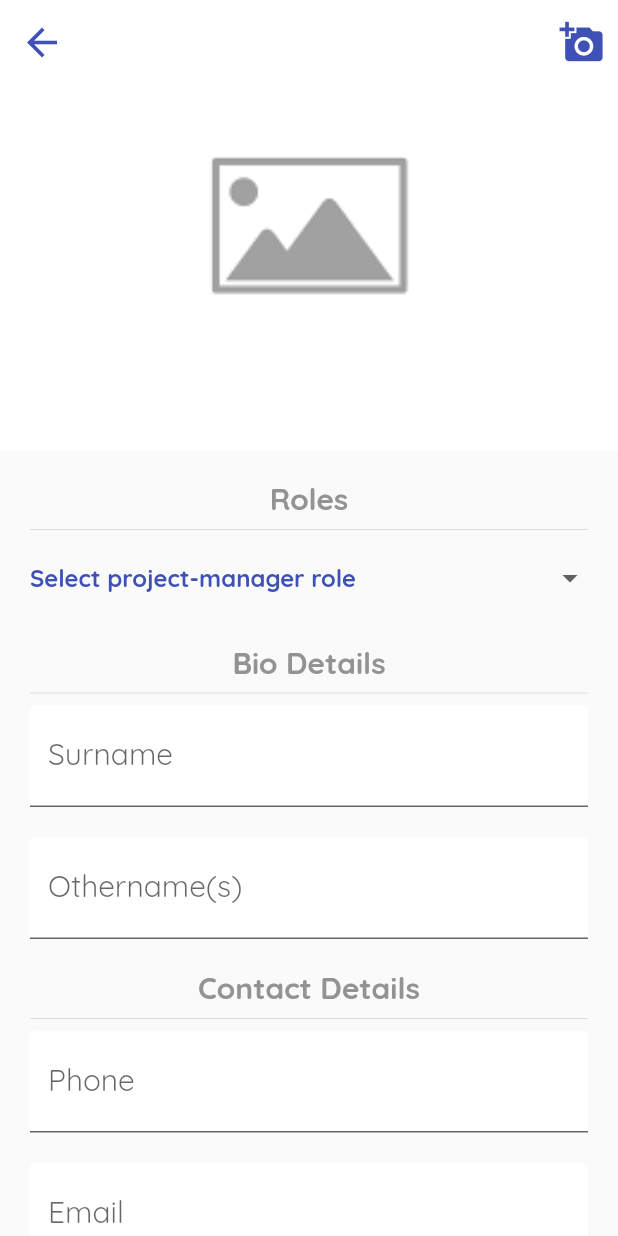
After one commit to kwado-tech/project-management, a Flutter app: the AdminProjectManagerFormPage screen opened by its route, on a phone screen of 412 x 824 dp. The commit adds this screen. Run offline on Flutter 3.47's test engine with Material 2 defaults, Android fonts, the phone set to English and light mode, and no system bars.

Commit message:
Created admin-project-manager-form page & admin-project-manager-form, Created a named route to admin-project-manager-form page

```diff
--- a/lib/main.dart
+++ b/lib/main.dart
@@ -1,4 +1,5 @@
 import 'package:flutter/material.dart';
+import 'package:project_manager/pages/admin_module/admin_project_manager_form/admin_project_manager_form_page.dart';
 import 'package:project_manager/pages/admin_module/admin_project_managers/admin_project_managers_page.dart';
 import 'package:project_manager/pages/admin_module/admin_supervisor_form/admin_supervisor_form_page.dart';
 import 'package:project_manager/pages/admin_module/admin_supervisors/admin_supervisors_page.dart';
@@ -29,6 +30,8 @@ class MyApp extends StatelessWidget {
             AdminZonesPage(),
         '/admin-project-managers': (BuildContext context) =>
             AdminProjectManagersPage(),
+        '/admin-project-manager-form': (BuildContext context) =>
+            AdminProjectManagerFormPage(),
         '/admin-supervisors': (BuildContext context) => AdminSupervisorsPage(),
         '/admin-supervisor-form': (BuildContext context) => AdminSupervisorFormPage()
       },
--- /dev/null
+++ b/lib/pages/admin_module/admin_project_manager_form/admin_project_manager_form_page.dart
@@ -0,0 +1,25 @@
+import 'package:flutter/material.dart';
+import 'package:project_manager/pages/admin_module/admin_project_manager_form/widgets/admin_project_manager_form.dart';
+
+class AdminProjectManagerFormPage extends StatefulWidget {
+  @override
+  _AdminProjectManagerFormPageState createState() => _AdminProjectManagerFormPageState();
+}
+
+class _AdminProjectManagerFormPageState extends State<AdminProjectManagerFormPage> {
+
+  AdminProjectManagerForm _adminProjectManagerForm;
+
+  @override
+  void initState() {
+    _adminProjectManagerForm = AdminProjectManagerForm();
+    super.initState();
+  }
+
+  @override
+  Widget build(BuildContext context) {
+    return Scaffold(
+      body: _adminProjectManagerForm,
+    );
+  }
+}
--- /dev/null
+++ b/lib/pages/admin_module/admin_project_manager_form/widgets/admin_project_manager_form.dart
@@ -0,0 +1,208 @@
+import 'package:flutter/material.dart';
+import 'package:project_manager/theme/theme_colors.dart';
+
+class AdminProjectManagerForm extends StatefulWidget {
+  @override
+  _AdminProjectManagerFormState createState() => _AdminProjectManagerFormState();
+}
+
+class _AdminProjectManagerFormState extends State<AdminProjectManagerForm> {
+  List<String> _roles = [
+    'Manager',
+    'Supervisor',
+  ];
+
+  String _roleController;
+
+  Widget _buildSliverAppbar() {
+    return SliverAppBar(
+      pinned: true,
+      expandedHeight: 300,
+      flexibleSpace: Image.asset(
+        'assets/placeholder/placeholder.png',
+        fit: BoxFit.cover,
+        height: double.infinity,
+      ),
+      automaticallyImplyLeading: false,
+      leading: IconButton(
+          iconSize: 30.0,
+          color: tPrimaryColor,
+          icon: Icon(Icons.arrow_back),
+          onPressed: () => Navigator.of(context).pop()),
+      actions: <Widget>[
+        IconButton(
+          iconSize: 30.0,
+          color: tPrimaryColor,
+          icon: Icon(Icons.add_a_photo),
+          onPressed: () {
+            print('Select Image');
+          },
+        )
+      ],
+    );
+  }
+
+  Widget _buildZonesDropDownField() {
+    return DropdownButtonHideUnderline(
+      child: DropdownButton<String>(
+        isExpanded: true,
+        hint: Text('Select project-manager role',
+            style: TextStyle(
+                color: Theme.of(context).primaryColor,
+                fontWeight: FontWeight.bold)),
+        items: _roles.map((String role) {
+          return DropdownMenuItem<String>(
+            value: role,
+            child: Text(role,
+                style: TextStyle(
+                    color: Theme.of(context).primaryColor,
+                    fontWeight: FontWeight.bold)),
+          );
+        }).toList(),
+        value: _roleController,
+        onChanged: (String value) {
+          setState(() {
+            _roleController = value;
+          });
+        },
+      ),
+    );
+  }
+
+  Widget _buildSurnameTextField() {
+    return TextField(
+      keyboardType: TextInputType.text,
+      style: TextStyle(fontSize: 20.0),
+      decoration: InputDecoration(
+        labelText: 'Surname',
+        hintText: 'Enter surname',
+        filled: true,
+        fillColor: tTextFieldBackgroundColor,
+      ),
+    );
+  }
+
+  Widget _buildOthernamesTextField() {
+    return TextField(
+      keyboardType: TextInputType.text,
+      style: TextStyle(fontSize: 20.0),
+      decoration: InputDecoration(
+        labelText: 'Othername(s)',
+        hintText: 'Enter othername(s)',
+        filled: true,
+        fillColor: tTextFieldBackgroundColor,
+      ),
+    );
+  }
+
+  Widget _buildPhoneTextField() {
+    return TextField(
+      keyboardType: TextInputType.phone,
+      style: TextStyle(fontSize: 20.0),
+      decoration: InputDecoration(
+        labelText: 'Phone',
+        hintText: 'Enter contact phone',
+        filled: true,
+        fillColor: tTextFieldBackgroundColor,
+      ),
+    );
+  }
+
+  Widget _buildEmailTextField() {
+    return TextField(
+      keyboardType: TextInputType.emailAddress,
+      style: TextStyle(fontSize: 20.0),
+      decoration: InputDecoration(
+        labelText: 'Email',
+        hintText: 'Enter email',
+        filled: true,
+        fillColor: tTextFieldBackgroundColor,
+      ),
+    );
+  }
+
+  Widget _buildResidentialAddressTextField() {
+    return TextField(
+      keyboardType: TextInputType.multiline,
+      style: TextStyle(fontSize: 20.0),
+      decoration: InputDecoration(
+        labelText: 'Residential Address',
+        hintText: 'Enter residential address',
+        filled: true,
+        fillColor: tTextFieldBackgroundColor,
+      ),
+    );
+  }
+
+  Widget _buildFormControl() {
+    return InkWell(
+      onTap: () {
+        FocusScope.of(context).requestFocus(FocusNode());
+      },
+      child: Container(
+        height: 50.0,
+        width: 250.0,
+        decoration: BoxDecoration(
+          color: tAccentColor,
+          borderRadius: BorderRadius.circular(10.0),
+        ),
+        alignment: Alignment.center,
+        padding: EdgeInsets.all(10.0),
+        child: Text('Save',
+            style: TextStyle(
+                color: tAccentButtonTextColor,
+                fontSize: 20.0,
+                fontWeight: FontWeight.w900)),
+      ),
+    );
+  }
+
+  @override
+  Widget build(BuildContext context) {
+    Widget _buildCategoryLabel(
+        {@required String labelText, bool sizedBox = true}) {
+      return Column(
+        children: <Widget>[
+          sizedBox ? SizedBox(height: 20.0) : Container(),
+          Text(labelText,
+              style: TextStyle(
+                  color: tTextColor,
+                  fontSize: 20.0,
+                  fontWeight: FontWeight.bold)),
+          Divider(),
+        ],
+      );
+    }
+
+    return CustomScrollView(
+      slivers: <Widget>[
+        _buildSliverAppbar(),
+        SliverList(
+          delegate: SliverChildListDelegate([
+            Container(
+              padding: EdgeInsets.all(20.0),
+              child: Column(
+                children: <Widget>[
+                  _buildCategoryLabel(labelText: 'Roles', sizedBox: false),
+                  _buildZonesDropDownField(),
+                  _buildCategoryLabel(labelText: 'Bio Details'),
+                  _buildSurnameTextField(),
+                  SizedBox(height: 20.0),
+                  _buildOthernamesTextField(),
+                  _buildCategoryLabel(labelText: 'Contact Details'),
+                  _buildPhoneTextField(),
+                  SizedBox(height: 20.0),
+                  _buildEmailTextField(),
+                  SizedBox(height: 20.0),
+                  _buildResidentialAddressTextField(),
+                  SizedBox(height: 30.0),
+                  _buildFormControl()
+                ],
+              ),
+            )
+          ]),
+        )
+      ],
+    );
+  }
+}
```
